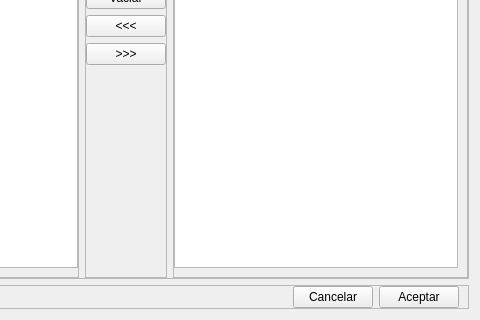
Old version of the form view/ui/product_selection.ui in the repository R0land013/blue-pos; both pictures show x 228 to 708 and y 266 to 586 of the 708 by 586 pixel window.
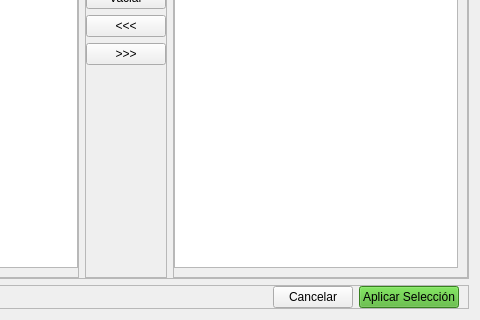
New version of the form.

Commit message: Style: Se sobresaltó el botón de aplicar selección en la vista de selección de productos

```diff
--- a/view/ui/product_selection.ui
+++ b/view/ui/product_selection.ui
@@ -228,8 +228,18 @@
         <property name="cursor">
          <cursorShape>PointingHandCursor</cursorShape>
         </property>
+        <property name="styleSheet">
+         <string notr="true">
+QPushButton{
+	background-color: #4DB32B;
+}
+
+QWidget:hover{
+	background-color: #59E52D;
+}</string>
+        </property>
         <property name="text">
-         <string>Aceptar</string>
+         <string>Aplicar Selección</string>
         </property>
        </widget>
       </item>
```
Left out of the diff: 2 changed lines with no effect on the pictures. The commit also changes 1 other file.
